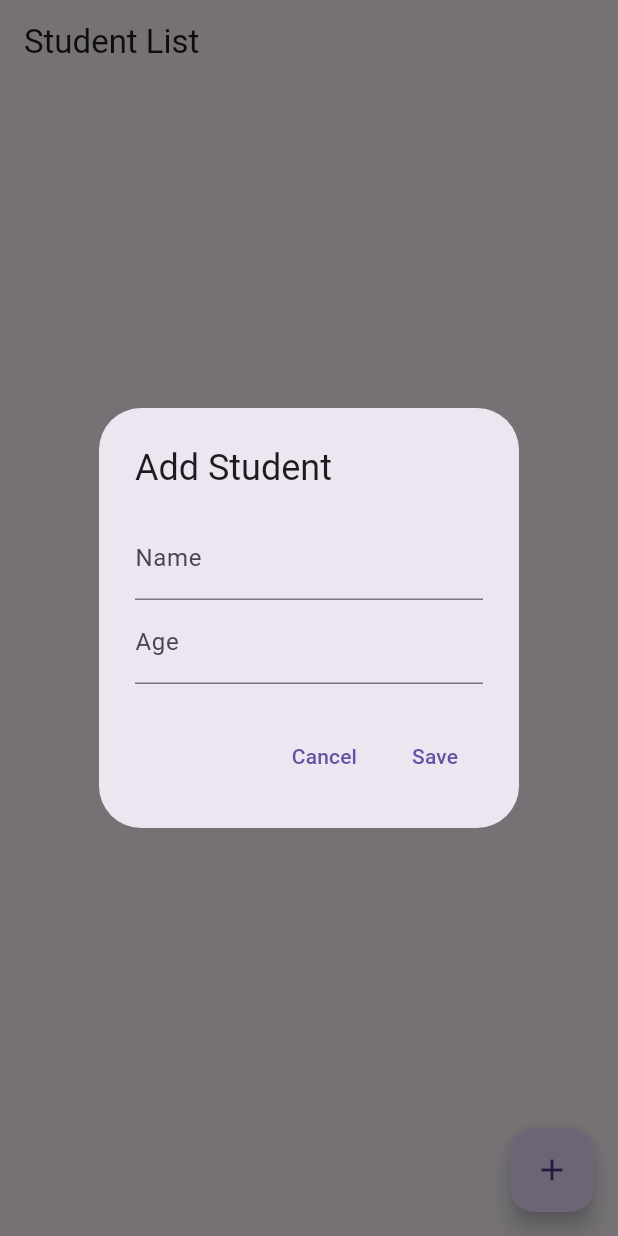
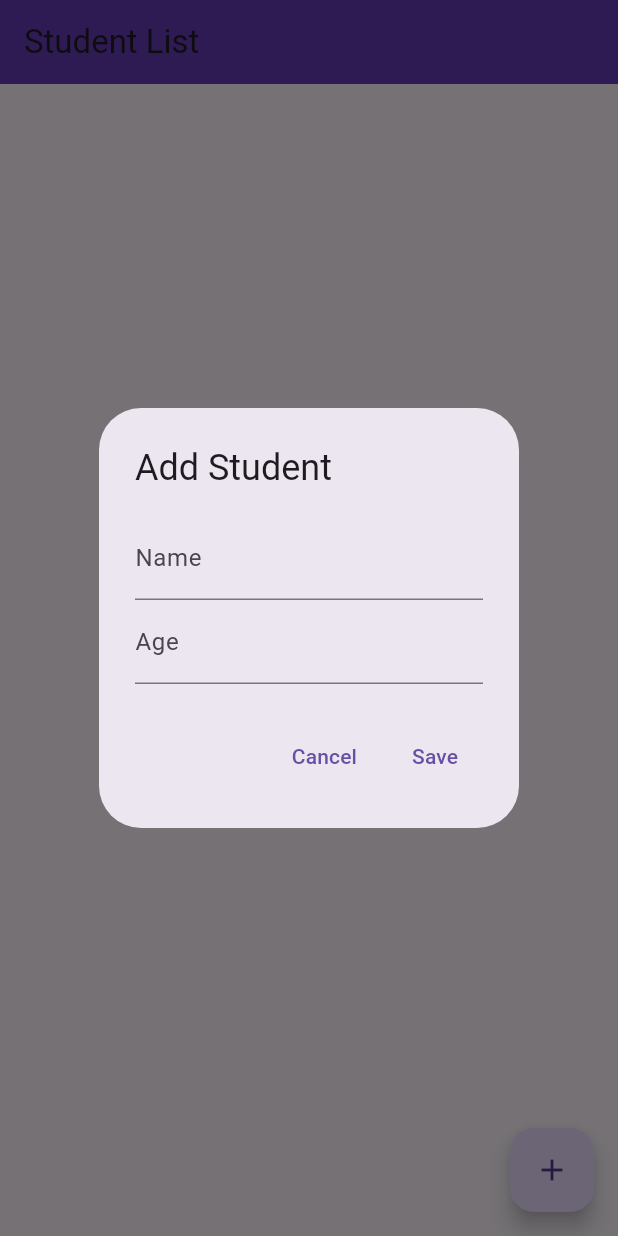
Before and after one commit to Rahullkumr/crud-sqflite, a Flutter app: the screen it shows after launch, after a tap on the "add" icon, on a phone screen of 412 x 824 dp. Run offline on Flutter 3.47's test engine with Material 3 defaults, Android fonts, the phone set to English and light mode, and no system bars; our stand-ins replace sqflite; accounts and stored records are empty.

Commit message:
final submission

```diff
--- a/lib/main.dart
+++ b/lib/main.dart
@@ -14,6 +14,7 @@ class MyApp extends StatelessWidget {
   @override
   Widget build(BuildContext context) {
     return MaterialApp(
+      debugShowCheckedModeBanner: false,
       title: 'Student CRUD App',
       theme: ThemeData(
         primarySwatch: Colors.blue,
@@ -102,6 +103,7 @@ class StudentListPageState extends State<StudentListPage> {
   Widget build(BuildContext context) {
     return Scaffold(
       appBar: AppBar(
+        backgroundColor: Colors.deepPurple,
         title: const Text('Student List'),
       ),
       body: FutureBuilder<List<Student>>(
```
Also changed, not shown: images/crud1.jpg (added), images/crud2.jpg (added), images/crud3.jpg (added), images/crud4.jpg (added), 1 other file.
